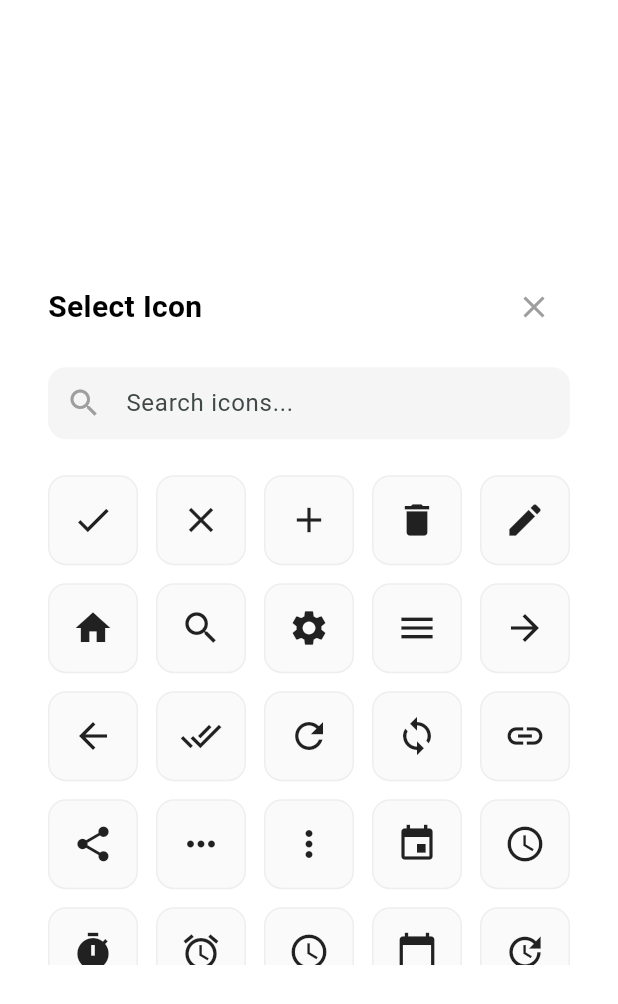
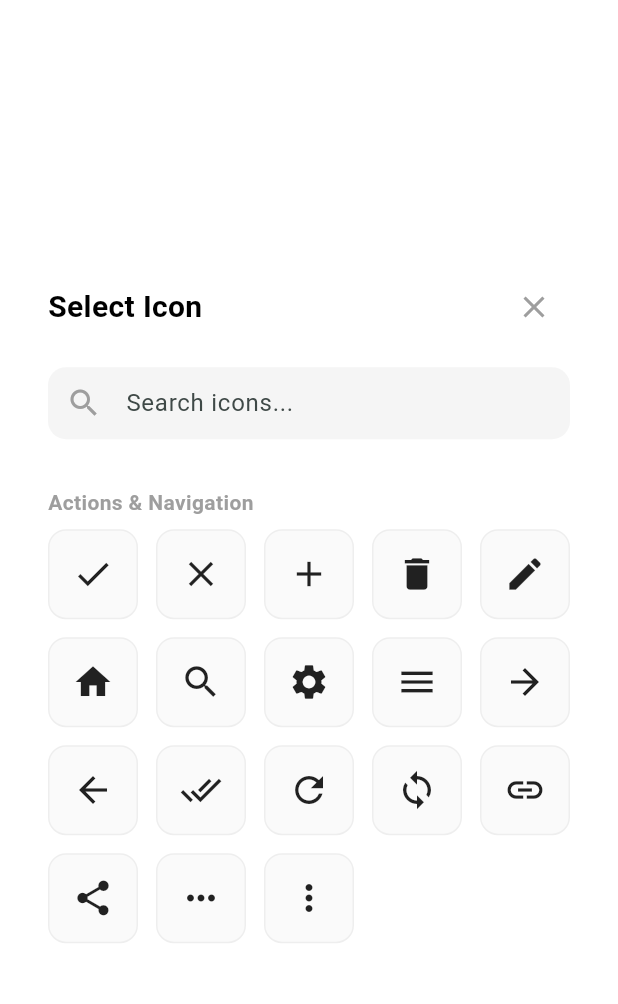
Before and after one commit to slayernominee/planar, a Flutter app: the IconPickerDialog widget shown alone on an empty page, opened directly, on a phone screen of 412 x 824 dp. Shown: the top 1004 px of the screen. Run offline on Flutter 3.47's test engine with Material 3 defaults, Android fonts, the phone set to English and light mode, and no system bars; our stand-ins replace file_picker, flutter_local_notifications, flutter_timezone, package_info_plus, sqflite, timezone; accounts and stored records are empty.

Commit message:
emoji picker categories

```diff
--- a/lib/screens/add_task_screen.dart
+++ b/lib/screens/add_task_screen.dart
@@ -91,7 +91,11 @@ class _AddTaskScreenState extends State<AddTaskScreen> {
   Future<void> _pickIcon() async {
     final IconData? picked = await showDialog(
       context: context,
-      builder: (context) => const IconPickerDialog(),
+      builder: (context) => IconPickerDialog(
+        selectedIcon: _selectedIconCodePoint != null
+            ? IconData(_selectedIconCodePoint!, fontFamily: 'MaterialIcons')
+            : null,
+      ),
     );
     if (picked != null) {
       setState(() {
--- a/lib/widgets/icon_picker_dialog.dart
+++ b/lib/widgets/icon_picker_dialog.dart
@@ -2,7 +2,9 @@ import 'package:flutter/material.dart';
 import '../utils/app_icons.dart';
 
 class IconPickerDialog extends StatefulWidget {
-  const IconPickerDialog({super.key});
+  final IconData? selectedIcon;
+
+  const IconPickerDialog({super.key, this.selectedIcon});
 
   @override
   State<IconPickerDialog> createState() => _IconPickerDialogState();
@@ -10,20 +12,19 @@ class IconPickerDialog extends StatefulWidget {
 
 class _IconPickerDialogState extends State<IconPickerDialog> {
   final TextEditingController _searchController = TextEditingController();
-  List<MapEntry<String, IconData>> _filteredIcons = [];
+  List<MapEntry<String, IconData>> _searchResults = [];
+  bool _isSearching = false;
 
   @override
   void initState() {
     super.initState();
-    _filteredIcons = AppIcons.allIcons.entries.toList();
   }
 
   void _filterIcons(String query) {
     setState(() {
-      if (query.isEmpty) {
-        _filteredIcons = AppIcons.allIcons.entries.toList();
-      } else {
-        _filteredIcons = AppIcons.allIcons.entries
+      _isSearching = query.isNotEmpty;
+      if (_isSearching) {
+        _searchResults = AppIcons.allIcons.entries
             .where((entry) =>
                 entry.key.toLowerCase().contains(query.toLowerCase()))
             .toList();
@@ -88,7 +89,8 @@ class _IconPickerDialogState extends State<IconPickerDialog> {
             ),
             const SizedBox(height: 16),
             Expanded(
-              child: _filteredIcons.isEmpty
+              child: _isSearching
+                  ? _searchResults.isEmpty
                       ? Center(
                           child: Text(
                             'No icons found',
@@ -96,32 +98,58 @@ class _IconPickerDialogState extends State<IconPickerDialog> {
                           ),
                         )
                       : GridView.builder(
-                      padding: const EdgeInsets.symmetric(horizontal: 16, vertical: 8),
-                      gridDelegate: const SliverGridDelegateWithFixedCrossAxisCount(
+                          padding: const EdgeInsets.symmetric(
+                              horizontal: 16, vertical: 8),
+                          gridDelegate:
+                              const SliverGridDelegateWithFixedCrossAxisCount(
                             crossAxisCount: 5,
                             crossAxisSpacing: 12,
                             mainAxisSpacing: 12,
                           ),
-                      itemCount: _filteredIcons.length,
+                          itemCount: _searchResults.length,
+                          itemBuilder: (context, index) =>
+                              _buildIconItem(_searchResults[index]),
+                        )
+                  : ListView.builder(
+                      itemCount: AppIcons.categories.length,
                       itemBuilder: (context, index) {
-                        final entry = _filteredIcons[index];
-                        return InkWell(
-                          onTap: () {
-                            Navigator.of(context).pop(entry.value);
-                          },
-                          borderRadius: BorderRadius.circular(12),
-                          child: Container(
-                            decoration: BoxDecoration(
-                              color: Colors.grey[50],
-                              borderRadius: BorderRadius.circular(12),
-                              border: Border.all(color: Colors.grey.shade200),
-                            ),
-                            child: Icon(
-                              entry.value,
-                              color: Colors.black87,
-                              size: 28,
+                        final categoryName =
+                            AppIcons.categories.keys.elementAt(index);
+                        final categoryIcons = AppIcons.categories.values
+                            .elementAt(index)
+                            .entries
+                            .toList();
+                        return Column(
+                          crossAxisAlignment: CrossAxisAlignment.start,
+                          mainAxisSize: MainAxisSize.min,
+                          children: [
+                            Padding(
+                              padding: const EdgeInsets.fromLTRB(16, 16, 16, 8),
+                              child: Text(
+                                categoryName,
+                                style: const TextStyle(
+                                  fontWeight: FontWeight.bold,
+                                  fontSize: 14,
+                                  color: Colors.grey,
                                 ),
                               ),
+                            ),
+                            GridView.builder(
+                              padding: const EdgeInsets.symmetric(
+                                  horizontal: 16, vertical: 0),
+                              physics: const NeverScrollableScrollPhysics(),
+                              shrinkWrap: true,
+                              gridDelegate:
+                                  const SliverGridDelegateWithFixedCrossAxisCount(
+                                crossAxisCount: 5,
+                                crossAxisSpacing: 12,
+                                mainAxisSpacing: 12,
+                              ),
+                              itemCount: categoryIcons.length,
+                              itemBuilder: (context, idx) =>
+                                  _buildIconItem(categoryIcons[idx]),
+                            ),
+                          ],
                         );
                       },
                     ),
@@ -132,4 +160,31 @@ class _IconPickerDialogState extends State<IconPickerDialog> {
       ),
     );
   }
+
+  Widget _buildIconItem(MapEntry<String, IconData> entry) {
+    final isSelected = widget.selectedIcon != null &&
+        entry.value.codePoint == widget.selectedIcon!.codePoint;
+
+    return InkWell(
+      onTap: () {
+        Navigator.of(context).pop(entry.value);
+      },
+      borderRadius: BorderRadius.circular(12),
+      child: Container(
+        decoration: BoxDecoration(
+          color: isSelected ? Colors.teal.withOpacity(0.1) : Colors.grey[50],
+          borderRadius: BorderRadius.circular(12),
+          border: Border.all(
+            color: isSelected ? Colors.teal : Colors.grey.shade200,
+            width: isSelected ? 2 : 1,
+          ),
+        ),
+        child: Icon(
+          entry.value,
+          color: isSelected ? Colors.teal : Colors.black87,
+          size: 28,
+        ),
+      ),
+    );
   }
+}
```
Also changed, not shown: lib/utils/app_icons.dart (+30 -23 lines). Lines whose indentation alone changed are shown as unchanged.
